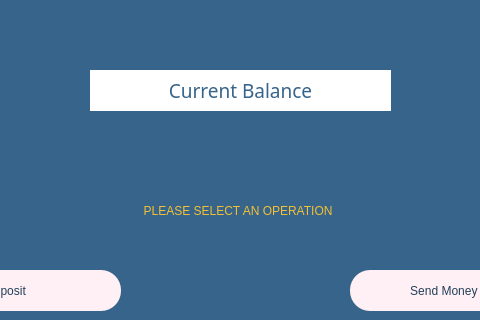
The window that customerpage.ui (melihorhanyilmaz/Project) describes before a commit, drawn with Qt 5; both pictures show x 260 to 740 and y 0 to 320 of the 1000 by 750 pixel window.
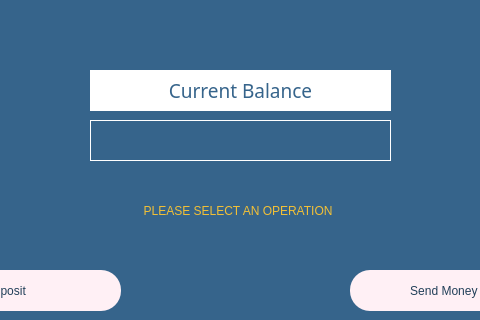
The same window after the commit. Icons and pictures are not drawn.

```diff
--- a/customerpage.ui
+++ b/customerpage.ui
@@ -177,6 +177,9 @@
      <string notr="true">color: rgb(255, 255, 255);
 font: 63 18pt &quot;Montserrat SemiBold&quot;;</string>
     </property>
+    <property name="frameShape">
+     <enum>QFrame::Box</enum>
+    </property>
     <property name="text">
      <string/>
     </property>
```
